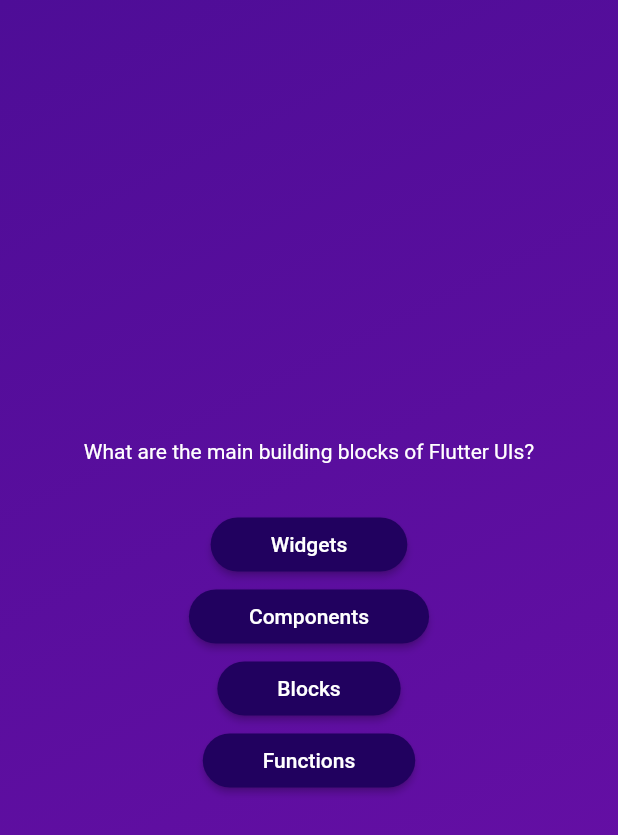
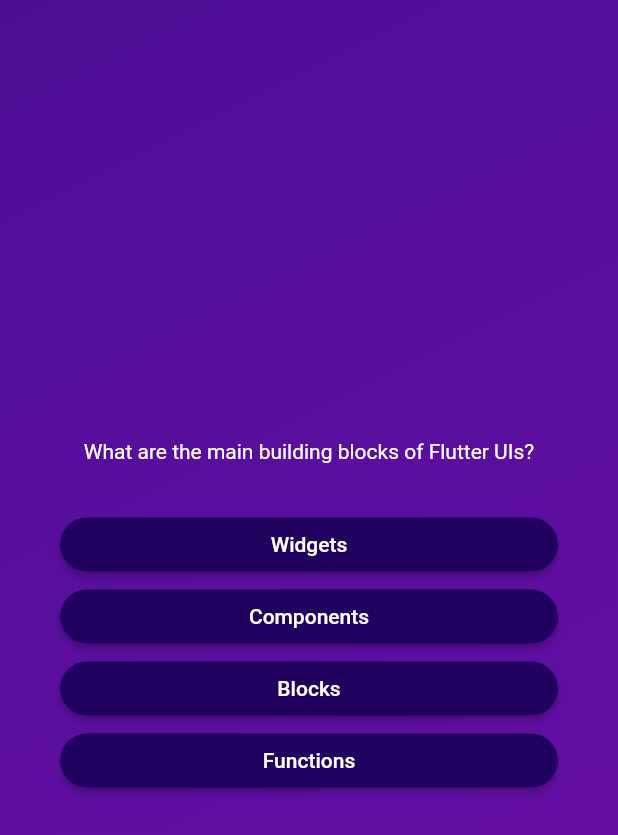
Before and after one commit to Jheezzy/-NEW-Quiz_App, a Flutter app: the screen it shows after launch, after a tap on "Start Quiz", on a phone screen of 412 x 824 dp. Shown: the top 835 px of the screen. Run offline on Flutter 3.47's test engine with Material 2 defaults, Android fonts, the phone set to English and light mode, and no system bars.

```diff
--- a/lib/widgets/answer_button.dart
+++ b/lib/widgets/answer_button.dart
@@ -2,18 +2,18 @@ import 'package:flutter/material.dart';
 
 class AnswerButton extends StatelessWidget {
   const AnswerButton(
-      {super.key, required this.answerText, required this.onTap});
+      {super.key, required this.answerText, required this.onPressed});
 
   final String answerText;
-  final void Function() onTap;
+  final VoidCallback onPressed;
   @override
   Widget build(BuildContext context) {
     return ElevatedButton(
         style: ElevatedButton.styleFrom(
-            padding: EdgeInsets.symmetric(horizontal: 40, vertical: 10),
-            backgroundColor: Color.fromARGB(255, 33, 1, 95),
-            shape: StadiumBorder()),
-        onPressed: onTap,
+            padding: const EdgeInsets.symmetric(horizontal: 40, vertical: 10),
+            backgroundColor: const Color.fromARGB(255, 33, 1, 95),
+            shape: const StadiumBorder()),
+        onPressed: onPressed,
         child: Text(answerText));
   }
 }
--- a/lib/widgets/questions_screen.dart
+++ b/lib/widgets/questions_screen.dart
@@ -2,32 +2,75 @@ import 'package:flutter/material.dart';
 import 'package:quiz_app/data/questions.dart';
 import 'answer_button.dart';
 
-class QuestionsScreen extends StatelessWidget {
+class QuestionsScreen extends StatefulWidget {
   const QuestionsScreen({super.key});
 
   @override
+  State<QuestionsScreen> createState() => _QuestionsScreenState();
+}
+
+class _QuestionsScreenState extends State<QuestionsScreen> {
+  var currentIndex = 0;
+  void changeQuestion() {
+    setState(() {
+      currentIndex += 1;
+    });
+    // print('changed');
+  }
+
+  @override
   Widget build(BuildContext context) {
-    var currentQuestion = questions[0];
+    // var currentQuestion = ;
+    // for (var i = 0; i < count; i++) {
+
+    // }
     var myMap = [
-      {'question': 'question', 'answer': 'answer'}
+      {
+        'question1': 'What are the main building blocks of Flutter UIs?',
+        'answer1': 'Widgets'
+      },
+      {
+        'question2': 'How are Flutter UIs built?',
+        'answer2': 'By combining widgets in code'
+      },
+      {
+        'question3': 'What\'s the purpose of a StatefulWidget?',
+        'answer3': 'Update UI as data changes'
+      },
+      {
+        'question4':
+            'Which widget should you try to use more often: StatelessWidget or StatefulWidget?',
+        'answer4': 'StatelessWidget'
+      },
+      {
+        'question5': 'What happens if you change data in a StatelessWidget?',
+        'answer5': 'The UI is not updated'
+      },
+      {
+        'question6': 'How should you update data inside of StatefulWidgets?',
+        'answer6': 'By calling setState()'
+      },
     ];
 
-    return Center(
+    return Container(
+      margin: EdgeInsets.symmetric(horizontal: 40),
+      child: Center(
         child: Column(
           mainAxisAlignment: MainAxisAlignment.center,
+          crossAxisAlignment: CrossAxisAlignment.stretch,
           children: [
             Text(
-            currentQuestion.text,
-            style: TextStyle(color: Colors.white),
+              questions[currentIndex].text,
+              textAlign: TextAlign.center,
+              style: const TextStyle(color: Colors.white),
             ),
-          SizedBox(height: 30),
-          ...currentQuestion.answer.map((answer) {
+            const SizedBox(height: 30),
+            ...questions[currentIndex].answer.map((answer) {
               return AnswerButton(
-              answerText: answer,
-              onTap: () {},
-            );
+                  answerText: answer, onPressed: changeQuestion);
             })
           ],
+        ),
       ),
     );
   }
```
Lines whose indentation alone changed are shown as unchanged.
